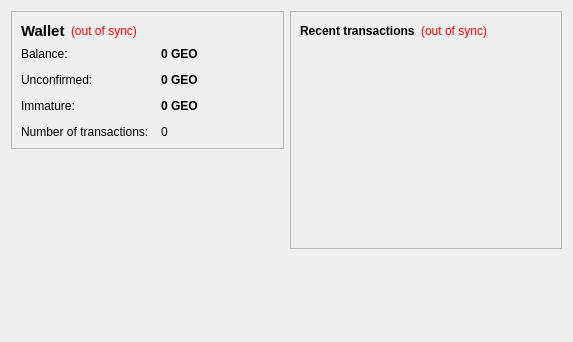
jhbruhn/pedacoin, file src/qt/forms/overviewpage.ui: the form before one commit.
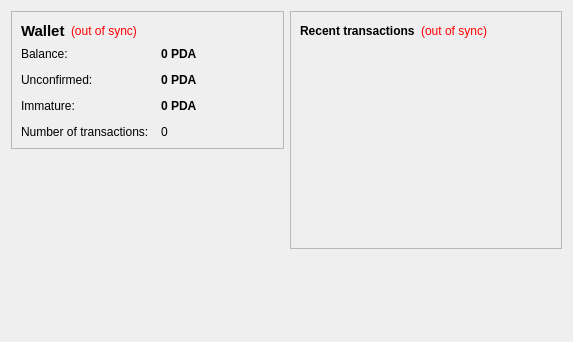
The form after the commit.

The edit to the form file:
```diff
--- a/src/qt/forms/overviewpage.ui
+++ b/src/qt/forms/overviewpage.ui
@@ -105,7 +105,7 @@
              <string>Your current balance</string>
             </property>
             <property name="text">
-             <string notr="true">0 GEO</string>
+             <string notr="true">0 PDA</string>
             </property>
             <property name="textInteractionFlags">
              <set>Qt::LinksAccessibleByMouse|Qt::TextSelectableByKeyboard|Qt::TextSelectableByMouse</set>
@@ -134,7 +134,7 @@
              <string>Total of transactions that have yet to be confirmed, and do not yet count toward the current balance</string>
             </property>
             <property name="text">
-             <string notr="true">0 GEO</string>
+             <string notr="true">0 PDA</string>
             </property>
             <property name="textInteractionFlags">
              <set>Qt::LinksAccessibleByMouse|Qt::TextSelectableByKeyboard|Qt::TextSelectableByMouse</set>
@@ -177,7 +177,7 @@
              <string>Mined balance that has not yet matured</string>
             </property>
             <property name="text">
-             <string notr="true">0 GEO</string>
+             <string notr="true">0 PDA</string>
             </property>
             <property name="textInteractionFlags">
              <set>Qt::LinksAccessibleByMouse|Qt::TextSelectableByKeyboard|Qt::TextSelectableByMouse</set>
```
